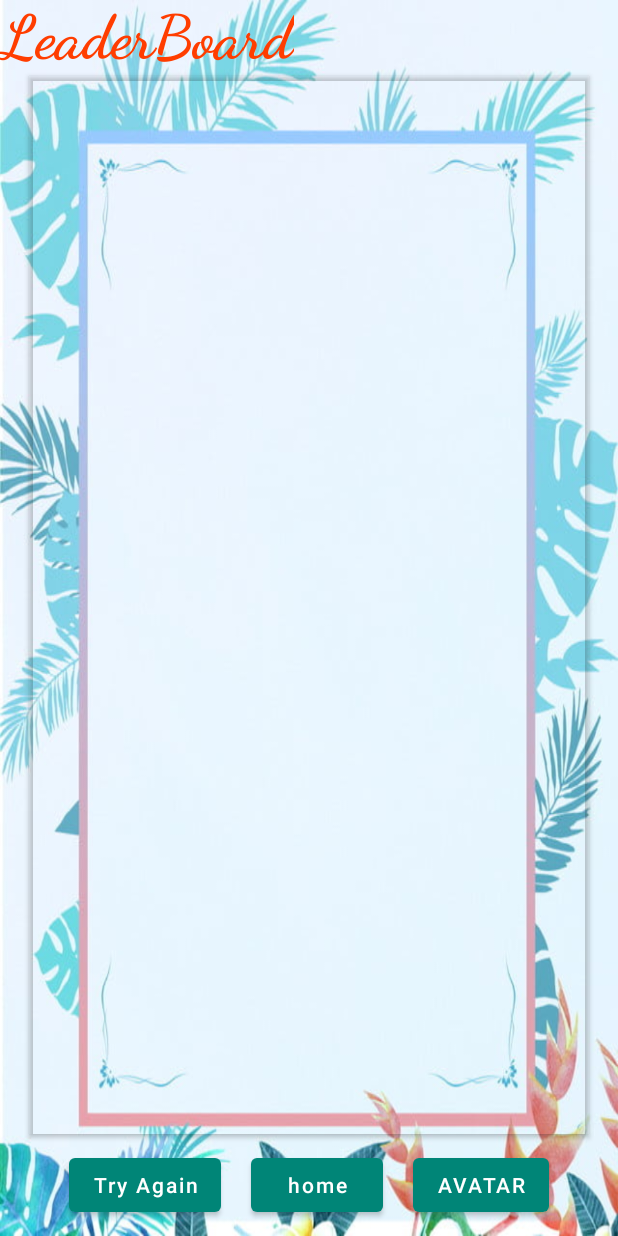
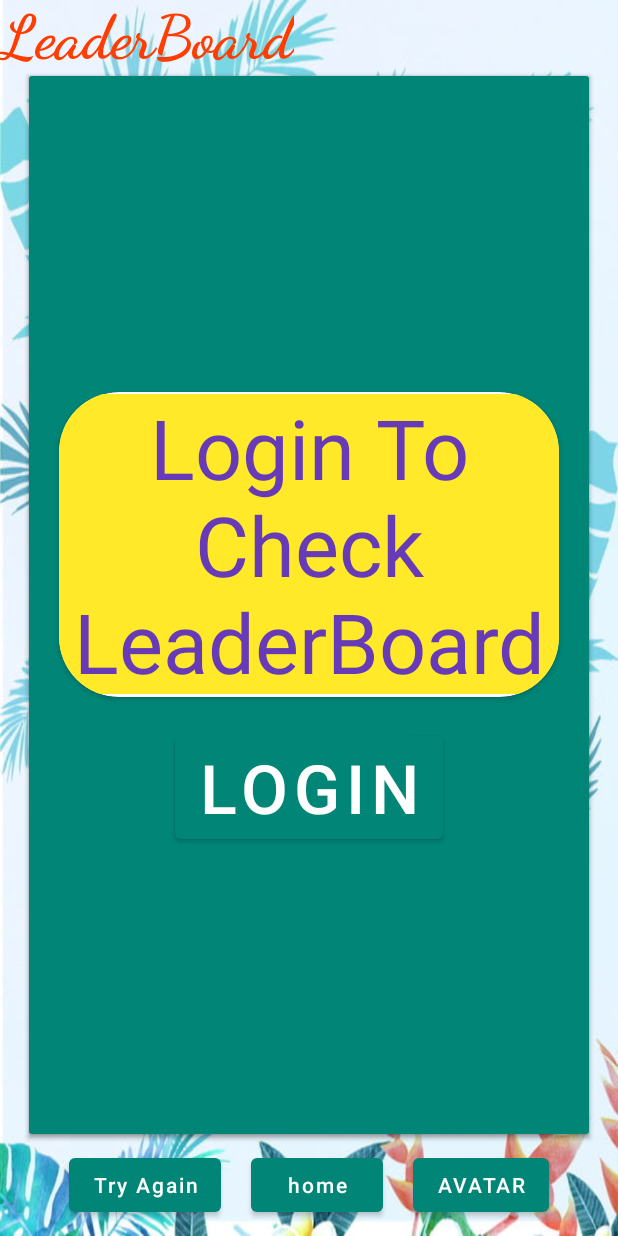
Before and after one commit to anfaas1618/bigeater2.0, an Android app: the LeaderBoardActivity screen opened directly, with no data from a screen before it, on a phone screen of 412 x 824 dp. Run offline under Robolectric (Android 15) with nearby library versions, the phone set to English and light mode, and no system bars; our stand-ins replace Firebase (no records; nobody signed in at launch, a user with empty details on screens opened directly).

Commit message:
Bug Fixes

```diff
--- a/app/build.gradle
+++ b/app/build.gradle
@@ -2,12 +2,12 @@ apply plugin: 'com.android.application'
 apply plugin: 'com.google.gms.google-services'
 
 android {
-    compileSdkVersion 29
+    compileSdkVersion 31
     buildToolsVersion "29.0.2"
     defaultConfig {
         applicationId "com.anfaas.bigeater20"
         minSdkVersion 19
-        targetSdkVersion 29
+        targetSdkVersion 31
         versionCode 1
         versionName "1.0"
         testInstrumentationRunner "androidx.test.runner.AndroidJUnitRunner"
@@ -37,6 +37,7 @@ dependencies {
     implementation 'com.google.firebase:firebase-storage:16.0.5'
     testImplementation 'junit:junit:4.12'
     implementation 'com.squareup.picasso:picasso:2.71828'
+    implementation 'com.firebaseui:firebase-ui-:3.1.0'
     implementation 'de.hdodenhof:circleimageview:3.1.0'
     api 'com.theartofdev.edmodo:android-image-cropper:2.8.+'
     androidTestImplementation 'androidx.test.ext:junit:1.1.0'
--- a/app/src/main/AndroidManifest.xml
+++ b/app/src/main/AndroidManifest.xml
@@ -11,9 +11,9 @@
     <application
 
         android:allowBackup="true"
-        android:icon="@mipmap/ic_launcher"
+        android:icon="@drawable/box"
         android:label="@string/app_name"
-        android:roundIcon="@mipmap/ic_launcher_round"
+        android:roundIcon="@drawable/box"
         android:supportsRtl="true"
         android:theme="@style/AppTheme"
         tools:ignore="GoogleAppIndexingWarning">
@@ -21,7 +21,7 @@
             <!-- TODO: Replace with your real AdMob app ID -->
             <meta-data
                 android:name="com.google.android.gms.ads.APPLICATION_ID"
-                android:value="ca-app-pub-5946964951267171~3493196992"/>
+                android:value="ca-app-pub-4112378949427472~2565028246"/>
 
         <activity
             android:name="com.theartofdev.edmodo.cropper.CropImageActivity"
--- a/app/src/main/java/com/anfaas/bigeater20/Helper.java
+++ b/app/src/main/java/com/anfaas/bigeater20/Helper.java
@@ -1,5 +1,6 @@
 package com.anfaas.bigeater20;
 
 public class Helper {
-     public static String UID;
+     public static String UID_STATIC;
+     public static boolean ISGUEST;
 }
--- a/app/src/main/java/com/anfaas/bigeater20/LeaderBoardActivity.java
+++ b/app/src/main/java/com/anfaas/bigeater20/LeaderBoardActivity.java
@@ -2,21 +2,17 @@ package com.anfaas.bigeater20;
 
 import androidx.annotation.NonNull;
 import androidx.appcompat.app.AppCompatActivity;
+import androidx.cardview.widget.CardView;
 
-import android.app.Activity;
 import android.content.Context;
 import android.content.Intent;
 import android.content.SharedPreferences;
 import android.os.Bundle;
 import android.util.Log;
 import android.view.KeyEvent;
-import android.view.MenuItem;
 import android.view.View;
 import android.widget.Button;
-import android.widget.EditText;
 import android.widget.ListView;
-import android.widget.TextView;
-import android.widget.Toast;
 
 import com.google.firebase.auth.FirebaseAuth;
 import com.google.firebase.auth.FirebaseUser;
@@ -24,7 +20,6 @@ import com.google.firebase.database.DataSnapshot;
 import com.google.firebase.database.DatabaseError;
 import com.google.firebase.database.DatabaseReference;
 import com.google.firebase.database.FirebaseDatabase;
-import com.google.firebase.database.Query;
 import com.google.firebase.database.ValueEventListener;
 
 import java.util.ArrayList;
@@ -34,6 +29,8 @@ import java.util.Objects;
 
 public class  LeaderBoardActivity extends AppCompatActivity {
     private static final String TAG = "LeaderBoardActivity";
+    CardView guestCard;
+    Button loginFromGuest;
     List<PlayerScore> playerScoreList;
  //   String uid;
  int scoree=0;
@@ -53,33 +50,41 @@ public class  LeaderBoardActivity extends AppCompatActivity {
     @Override
 
     protected void onCreate(Bundle savedInstanceState) {
-        SharedPreferences UID= getSharedPreferences("UID", Context.MODE_PRIVATE);
-        uid_saved = UID.getString("UID", "0");
-        Helper.UID = uid_saved;
-        SharedPreferences namePref=getSharedPreferences("NAME",Context.MODE_PRIVATE);
-        name_Saved=namePref.getString("NAME","user");
-
         super.onCreate(savedInstanceState);
         setContentView(R.layout.activity_leader_board);
+        listView = findViewById(R.id.list);
 
-        avatarchoosebtn=findViewById(R.id.avatarchange);
+        guestCard = findViewById(R.id.guestCard);
+        loginFromGuest=findViewById(R.id.loginFromGuest);
+        if (!Helper.ISGUEST) {
+            guestCard.setVisibility(View.GONE);
+            listView.setVisibility(View.VISIBLE);
+            SharedPreferences UID = getSharedPreferences("UID", Context.MODE_PRIVATE);
+            uid_saved = UID.getString("UID", "0");
+            Helper.UID_STATIC = uid_saved;
+            SharedPreferences namePref = getSharedPreferences("NAME", Context.MODE_PRIVATE);
+            name_Saved = namePref.getString("NAME", "user");
+
+
+
+            avatarchoosebtn = findViewById(R.id.avatarchange);
             avatarchoosebtn.setOnClickListener(new View.OnClickListener() {
                 @Override
                 public void onClick(View v) {
                     //not working
-                startActivity( new Intent(LeaderBoardActivity.this,SetImage.class));
+                    startActivity(new Intent(LeaderBoardActivity.this, SetImage.class));
                 }
             });
             final SharedPreferences imageurll = getSharedPreferences("IMAGEURL", Context.MODE_PRIVATE);
-         final   SharedPreferences.Editor aeditor=   imageurll.edit();
-        Log.i(TAG, "onCreate: error here"+uid_saved);
+            final SharedPreferences.Editor aeditor = imageurll.edit();
+            Log.i(TAG, "onCreate: error here" + uid_saved);
             imageref.child(uid_saved).addValueEventListener(new ValueEventListener() {
                 @Override
                 public void onDataChange(@NonNull DataSnapshot dataSnapshot) {
 
-                imageid=    dataSnapshot.child("image_reference").getValue(String.class);
-                Log.i(TAG, "onDataChange: "+imageid);
-                aeditor.putString("IMAGEURL",imageid);
+                    imageid = dataSnapshot.child("image_reference").getValue(String.class);
+                    Log.i(TAG, "onDataChange: " + imageid);
+                    aeditor.putString("IMAGEURL", imageid);
                     aeditor.commit();
 
                 }
@@ -90,7 +95,7 @@ public class  LeaderBoardActivity extends AppCompatActivity {
                 }
             });
 
-            final    String IMAGEurl = imageurll.getString("IMAGEURL", "null");
+            final String IMAGEurl = imageurll.getString("IMAGEURL", "null");
             scoree = getIntent().getIntExtra("SCORE", 0);
             SharedPreferences settings = getSharedPreferences("HIGH_SCORE", Context.MODE_PRIVATE);
             int highScore = settings.getInt("HIGH_SCORE", 0);
@@ -107,73 +112,65 @@ public class  LeaderBoardActivity extends AppCompatActivity {
             }  //       MenuGameOver gameOver= new MenuGameOver(LeaderBoardActivity.this, scoree,highScore,LeaderBoardActivity.this);
             //     gameOver.show();
 
-        FirebaseAuth auth= LoginActivity.myAuth;
-        if (uid_saved=="0") {
+            FirebaseAuth auth = LoginActivity.myAuth;
+            if (uid_saved == "0") {
                 try {
                     userAuth = auth.getCurrentUser();
                     FirebaseDatabase userDatabase = FirebaseDatabase.getInstance();
                     DatabaseReference userRef = userDatabase.getReference(userAuth.getUid());
                     userRef.child("score").setValue(highScore);
 
-            }
-            catch (Exception e)
-            {
-                Log.i("error",e.toString());
+                } catch (Exception e) {
+                    Log.i("error", e.toString());
                 }
 
-        }
-else {
+            } else {
 
 
                 FirebaseDatabase userDatabase = FirebaseDatabase.getInstance();
                 DatabaseReference userRef = userDatabase.getReference(uid_saved);
                 userRef.child("score").setValue(highScore);
             }
-        listView=findViewById(R.id.list);
-        playerScoreList=new ArrayList<PlayerScore>();
-        userImageslist =new ArrayList<>();
+            playerScoreList = new ArrayList<PlayerScore>();
+            userImageslist = new ArrayList<>();
             // String Uid=     activity.user.Uid;
 
 
-           FirebaseDatabase firebaseDatabase=FirebaseDatabase.getInstance();
-           final DatabaseReference user=firebaseDatabase.getReference();
+            FirebaseDatabase firebaseDatabase = FirebaseDatabase.getInstance();
+            final DatabaseReference user = firebaseDatabase.getReference();
 
             user.addValueEventListener(new ValueEventListener() {
                 @Override
                 public void onDataChange(@NonNull DataSnapshot dataSnapshot) {
                     PlayerScore playerScore;
-                       user1= Objects.requireNonNull(dataSnapshot.getValue(User.class));
-                       user1.Uid = Helper.UID;
+                    user1 = Objects.requireNonNull(dataSnapshot.getValue(User.class));
+                   user1.setUid(Helper.UID_STATIC);
                     SharedPreferences settings = getSharedPreferences("HIGH_SCORE", Context.MODE_PRIVATE);
                     int highScore = settings.getInt("HIGH_SCORE", 0);
-                      if (uid_saved=="0") {
+                    if (uid_saved == "0") {
                         if (scoree > highScore) {
-                              playerScore = new PlayerScore(LoginActivity.NAME, scoree, user1.Uid,imageid);
+                            playerScore = new PlayerScore(LoginActivity.NAME, scoree, user1.getUid(), imageid);
 
                         } else
-                              playerScore = new PlayerScore(LoginActivity.NAME, highScore, user1.Uid,imageid);
-                      }
-                      else
-                      {
+                            playerScore = new PlayerScore(LoginActivity.NAME, highScore, user1.getUid(), imageid);
+                    } else {
                         if (scoree > highScore) {
-                              playerScore = new PlayerScore(name_Saved, scoree, user1.Uid,imageid);
+                            playerScore = new PlayerScore(name_Saved, scoree, user1.getUid(), imageid);
                         } else {
-                              playerScore = new PlayerScore(name_Saved, highScore, user1.Uid, imageid);
+                            playerScore = new PlayerScore(name_Saved, highScore, user1.getUid(), imageid);
                         }
                     }
-                      FirebaseDatabase database=FirebaseDatabase.getInstance();
+                    FirebaseDatabase database = FirebaseDatabase.getInstance();
 //                      Log.i("am",user1.Nane);
-                      DatabaseReference scoreSet=database.getReference("scores");
-                      if (uid_saved=="0") {
+                    DatabaseReference scoreSet = database.getReference("scores");
+                    if (uid_saved == "0") {
                         try {
                             scoreSet.child(LoginActivity.IDID).setValue(playerScore);
                         } catch (Exception e) {
 
                         }
 
-                      }
-
-                      else   scoreSet.child(uid_saved).setValue(playerScore);
+                    } else scoreSet.child(uid_saved).setValue(playerScore);
 
                 }
 
@@ -186,18 +183,17 @@ else {
                 public void onDataChange(@NonNull DataSnapshot dataSnapshot) {
 
                     playerScoreList.clear();
-              for (DataSnapshot snap:dataSnapshot.getChildren())
-              {     PlayerScore scores = snap.getValue(PlayerScore.class);
+                    for (DataSnapshot snap : dataSnapshot.getChildren()) {
+                        PlayerScore scores = snap.getValue(PlayerScore.class);
                         playerScoreList.add(scores);
                     }
 
 
                     Collections.sort(playerScoreList);
                     Collections.reverse(playerScoreList);
-              ScoreAdapter fruitsAdapter=new ScoreAdapter(LeaderBoardActivity.this,playerScoreList,Helper.UID);
-
+                    ScoreAdapter fruitsAdapter = new ScoreAdapter(LeaderBoardActivity.this, playerScoreList, Helper.UID_STATIC);
+                    listView.setVisibility(View.VISIBLE);
                     listView.setAdapter(fruitsAdapter);
-
 
 
                 }
@@ -207,6 +203,16 @@ else {
 
                 }
             });
+
+        }
+        else{
+            loginFromGuest.setOnClickListener(new View.OnClickListener() {
+                @Override
+                public void onClick(View view) {
+                    startActivity(new Intent(LeaderBoardActivity.this,RegisterActivity.class));
+                }
+            });
+        }
 
     }
     public void tryAgain(View view) {
--- a/app/src/main/java/com/anfaas/bigeater20/LoginActivity.java
+++ b/app/src/main/java/com/anfaas/bigeater20/LoginActivity.java
@@ -80,12 +80,12 @@ public class LoginActivity extends AppCompatActivity {
                             editor1.commit();
                             SharedPreferences UID = getSharedPreferences("UID", Context.MODE_PRIVATE);
                             SharedPreferences.Editor EDIT = UID.edit();
-                            EDIT.putString("UID", user.Uid);
+                            EDIT.putString("UID", user.getUid());
                             EDIT.commit();
                             int highScore = settings.getInt("HIGH_SCORE", 0);
                             if (highScore==0) {
                                 SharedPreferences.Editor editor = settings.edit();
-                                editor.putInt("HIGH_SCORE", user.score);
+                                editor.putInt("HIGH_SCORE", user.getScore());
                                 editor.commit();
 
                             }
--- a/app/src/main/java/com/anfaas/bigeater20/main.java
+++ b/app/src/main/java/com/anfaas/bigeater20/main.java
@@ -370,7 +370,7 @@ void StartTimer ()
     }, 0, speed);
 }
 void  loadad(){
-        rewardedAd =new RewardedAd(main.this,"ca-app-pub-3940256099942544/5224354917");
+        rewardedAd =new RewardedAd(main.this,"ca-app-pub-4112378949427472/2186588449");
         RewardedAdLoadCallback loadCallback =new RewardedAdLoadCallback(){
             @Override
             public void onRewardedAdLoaded() {
@@ -400,7 +400,6 @@ void  loadad(){
                     @Override
                     public void onUserEarnedReward(@NonNull RewardItem rewardItem) {
                         Log.i(TAG, "onUserEarnedReward: " + "got the ad");
-
                         isRewardCollected = true;
                         isAdLoaded = true;
                         isBlackHit = false;
--- a/app/src/main/res/layout/activity_leader_board.xml
+++ b/app/src/main/res/layout/activity_leader_board.xml
@@ -20,9 +20,8 @@
         android:textColor="#FF3D00"
         android:textSize="40sp"
         android:textStyle="bold" />
-
     <androidx.cardview.widget.CardView
-        android:id="@+id/cardView2"
+        android:id="@+id/guestCard"
         android:layout_width="297dp"
         android:layout_height="wrap_content"
 
@@ -35,12 +34,73 @@
         android:layout_marginEnd="19dp"
         android:adjustViewBounds="true"
         android:background="@color/colorAccent"
+        android:backgroundTint="#0000E5FF"
+        app:layout_constraintEnd_toEndOf="parent"
+        app:layout_constraintStart_toStartOf="parent">
+        <LinearLayout
+            android:id="@+id/guestLayout"
+            android:layout_width="match_parent"
+            android:layout_height="match_parent"
+            android:orientation="vertical"
+            android:layout_gravity="center"
+            android:background="@color/colorPrimary"
+            android:gravity="center"
+            >
+            <androidx.cardview.widget.CardView
+                android:layout_width="wrap_content"
+                android:layout_gravity="center"
+                app:cardCornerRadius="40dp"
+                android:padding="10dp"
+                android:layout_margin="20dp"
+                android:layout_height="wrap_content">
+                <View
+                    android:layout_width="match_parent"
+                    android:layout_height="200dp"
+                    android:background="#FFE928"
+                    android:layout_gravity="center"
+                    />
+                <TextView
+                    android:layout_width="wrap_content"
+                    android:layout_height="wrap_content"
+                    android:layout_gravity="center"
+                    android:textSize="55dp"
+                    android:textColor="#673AB7"
+                    android:gravity="center"
+                    android:text="Login To Check LeaderBoard">
 
+                </TextView>
+            </androidx.cardview.widget.CardView>
+            <Button
+                android:id="@+id/loginFromGuest"
+                android:layout_width="wrap_content"
+                android:layout_height="wrap_content"
+                android:layout_gravity="center"
+                android:textSize="45dp"
+                android:text="Login"/>
+        </LinearLayout>
+    </androidx.cardview.widget.CardView>
+
+    <androidx.cardview.widget.CardView
+        android:id="@+id/guestCard2"
+        android:layout_width="297dp"
+        android:layout_height="wrap_content"
+
+        android:layout_above="@+id/bottombar"
+        android:layout_below="@+id/textView"
+        android:layout_alignParentStart="true"
+        android:layout_alignParentEnd="true"
+        android:layout_marginStart="19dp"
+        android:layout_marginTop="1dp"
+        android:layout_marginEnd="19dp"
+        android:adjustViewBounds="true"
+        android:background="@color/colorAccent"
         android:backgroundTint="#0000E5FF"
         app:layout_constraintEnd_toEndOf="parent"
         app:layout_constraintStart_toStartOf="parent">
 
+
         <ListView
+            android:visibility="gone"
             android:id="@+id/list"
             android:layout_width="match_parent"
             android:layout_height="match_parent"
```
Also changed, not shown: app/src/main/java/com/anfaas/bigeater20/RegisterActivity.java (+10 -1 lines), app/src/main/java/com/anfaas/bigeater20/SetImage.java (+2 -18 lines), app/src/main/java/com/anfaas/bigeater20/User.java (+47 -7 lines), app/src/main/java/com/anfaas/bigeater20/start.java (+6 -5 lines). Lines whose indentation alone changed are shown as unchanged.
